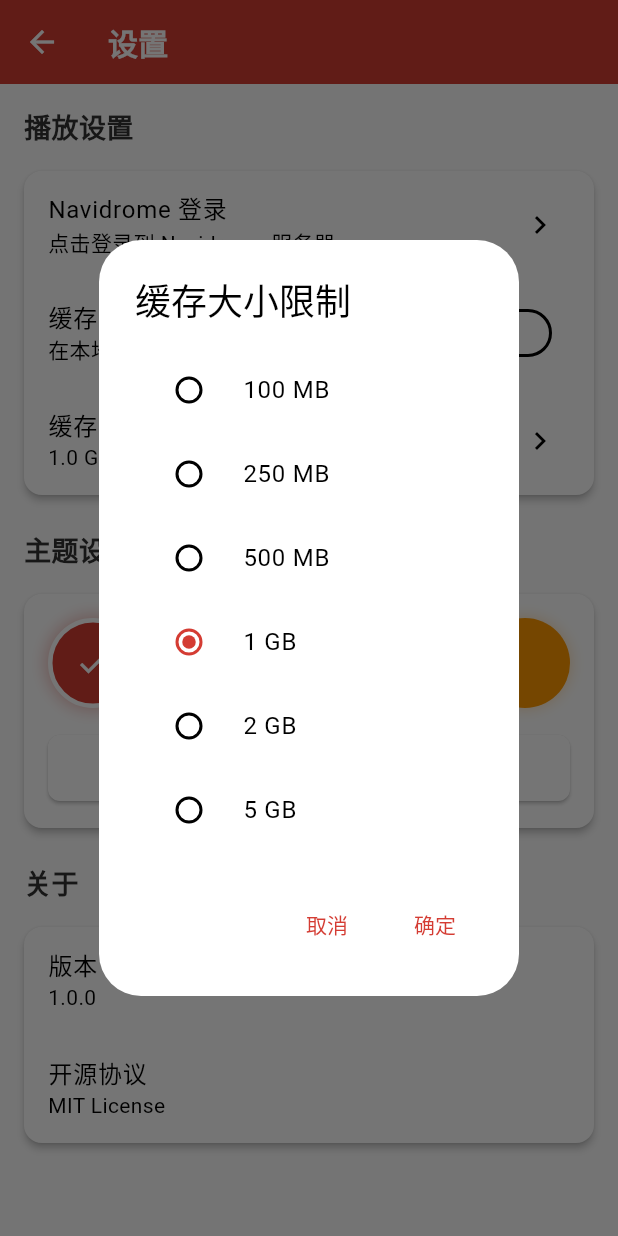
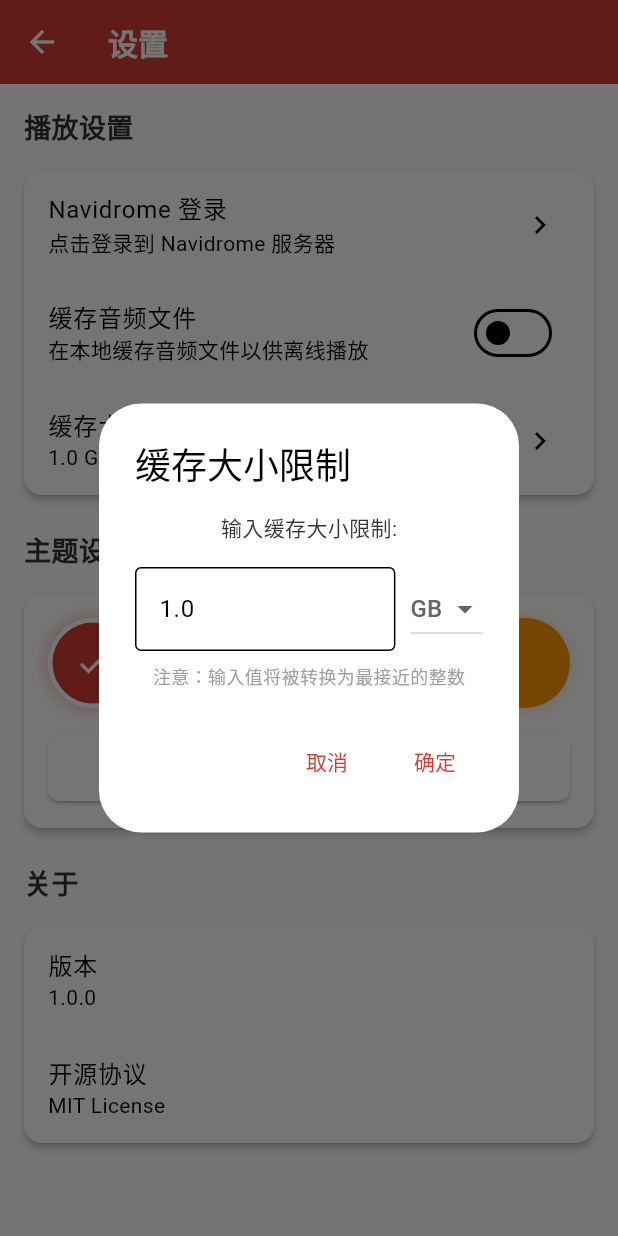
Before and after one commit to chenjijun/player_flutter, a Flutter app: the SettingsPage screen opened by its route, after a tap on "缓存大小限制", on a phone screen of 412 x 824 dp. Run offline on Flutter 3.47's test engine with Material 3 defaults, Android fonts, the light colour scheme and no system bars; our stand-ins replace audio_service, cached_network_image, flutter_cache_manager, flutter_colorpicker, flutter_local_notifications, just_audio and 2 more; accounts and stored records are empty; network calls fail.

Commit message:
修改缓存大小设置功能，支持手动输入而不是仅提供预设选项

```diff
--- a/lib/pages/settings.dart
+++ b/lib/pages/settings.dart
@@ -143,23 +143,13 @@ class SettingsPage extends StatelessWidget {
 
   void _showCacheSizeDialog(BuildContext context) {
     final cacheService = context.read<CacheService>();
-    int selectedSize = cacheService.maxCacheSize;
-
-    final List<Map<String, dynamic>> sizeOptions = [
-      {'label': '100 MB', 'value': 100 * 1024 * 1024},
-      {'label': '250 MB', 'value': 250 * 1024 * 1024},
-      {'label': '500 MB', 'value': 500 * 1024 * 1024},
-      {'label': '1 GB', 'value': 1024 * 1024 * 1024},
-      {'label': '2 GB', 'value': 2 * 1024 * 1024 * 1024},
-      {'label': '5 GB', 'value': 5 * 1024 * 1024 * 1024},
-    ];
+    int currentSize = cacheService.maxCacheSize;
 
     showDialog(
       context: context,
       builder: (BuildContext context) {
-        return _CacheSizeDialog(
-          initialSize: selectedSize,
-          sizeOptions: sizeOptions,
+        return _CacheSizeInputDialog(
+          initialSize: currentSize,
           onConfirm: (size) => cacheService.setMaxCacheSize(size),
         );
       },
@@ -228,28 +218,51 @@ class SettingsPage extends StatelessWidget {
   }
 }
 
-class _CacheSizeDialog extends StatefulWidget {
+class _CacheSizeInputDialog extends StatefulWidget {
   final int initialSize;
-  final List<Map<String, dynamic>> sizeOptions;
   final Function(int) onConfirm;
 
-  const _CacheSizeDialog({
+  const _CacheSizeInputDialog({
     required this.initialSize,
-    required this.sizeOptions,
     required this.onConfirm,
   });
 
   @override
-  State<_CacheSizeDialog> createState() => _CacheSizeDialogState();
+  State<_CacheSizeInputDialog> createState() => _CacheSizeInputDialogState();
 }
 
-class _CacheSizeDialogState extends State<_CacheSizeDialog> {
-  late int _selectedSize;
+class _CacheSizeInputDialogState extends State<_CacheSizeInputDialog> {
+  late TextEditingController _textController;
+  late int _selectedUnit;
+
+  // 单位选项
+  static const List<Map<String, dynamic>> units = [
+    {'label': 'MB', 'value': 1024 * 1024},
+    {'label': 'GB', 'value': 1024 * 1024 * 1024},
+  ];
 
   @override
   void initState() {
     super.initState();
-    _selectedSize = widget.initialSize;
+
+    // 计算初始值和单位
+    int initialValue = widget.initialSize;
+    _selectedUnit = units[1]['value']; // 默认GB
+
+    // 如果小于1GB，使用MB
+    if (initialValue < 1024 * 1024 * 1024) {
+      _selectedUnit = units[0]['value'];
+    }
+
+    // 计算显示值
+    double displayValue = initialValue / _selectedUnit;
+    _textController = TextEditingController(text: displayValue.toStringAsFixed(1));
+  }
+
+  @override
+  void dispose() {
+    _textController.dispose();
+    super.dispose();
   }
 
   @override
@@ -259,20 +272,48 @@ class _CacheSizeDialogState extends State<_CacheSizeDialog> {
       content: SingleChildScrollView(
         child: Column(
           mainAxisSize: MainAxisSize.min,
-          children: widget.sizeOptions.map((option) {
-            return RadioListTile<int>(
-              title: Text(option['label']),
-              value: option['value'],
-              groupValue: _selectedSize,
-              onChanged: (value) {
-                if (value != null) {
-                  setState(() {
-                    _selectedSize = value;
-                  });
-                }
-              },
-            );
-          }).toList(),
+          children: [
+            const Text('输入缓存大小限制:'),
+            const SizedBox(height: 16),
+            Row(
+              children: [
+                Expanded(
+                  child: TextField(
+                    controller: _textController,
+                    keyboardType: TextInputType.number,
+                    decoration: const InputDecoration(
+                      border: OutlineInputBorder(),
+                    ),
+                  ),
+                ),
+                const SizedBox(width: 10),
+                DropdownButton<int>(
+                  value: _selectedUnit,
+                  items: units.map<DropdownMenuItem<int>>((Map<String, dynamic> unit) {
+                    return DropdownMenuItem<int>(
+                      value: unit['value'],
+                      child: Text(unit['label']),
+                    );
+                  }).toList(),
+                  onChanged: (int? newValue) {
+                    if (newValue != null) {
+                      setState(() {
+                        _selectedUnit = newValue;
+                      });
+                    }
+                  },
+                ),
+              ],
+            ),
+            const SizedBox(height: 8),
+            const Text(
+              '注意：输入值将被转换为最接近的整数',
+              style: TextStyle(
+                fontSize: 12,
+                color: Colors.grey,
+              ),
+            ),
+          ],
         ),
       ),
       actions: <Widget>[
@@ -283,7 +324,35 @@ class _CacheSizeDialogState extends State<_CacheSizeDialog> {
         TextButton(
           child: const Text('确定'),
           onPressed: () {
-            widget.onConfirm(_selectedSize);
+            // 解析输入值
+            final String inputText = _textController.text.trim();
+            if (inputText.isEmpty) {
+              ScaffoldMessenger.of(context).showSnackBar(
+                const SnackBar(content: Text('请输入缓存大小')),
+              );
+              return;
+            }
+
+            double? inputValue = double.tryParse(inputText);
+            if (inputValue == null || inputValue <= 0) {
+              ScaffoldMessenger.of(context).showSnackBar(
+                const SnackBar(content: Text('请输入有效的正数')),
+              );
+              return;
+            }
+
+            // 计算实际字节数
+            int actualSize = (inputValue * _selectedUnit).toInt();
+
+            // 检查最小值（至少10MB）
+            if (actualSize < 10 * 1024 * 1024) {
+              ScaffoldMessenger.of(context).showSnackBar(
+                const SnackBar(content: Text('缓存大小不能小于10MB')),
+              );
+              return;
+            }
+
+            widget.onConfirm(actualSize);
             Navigator.of(context).pop();
           },
         ),
```
